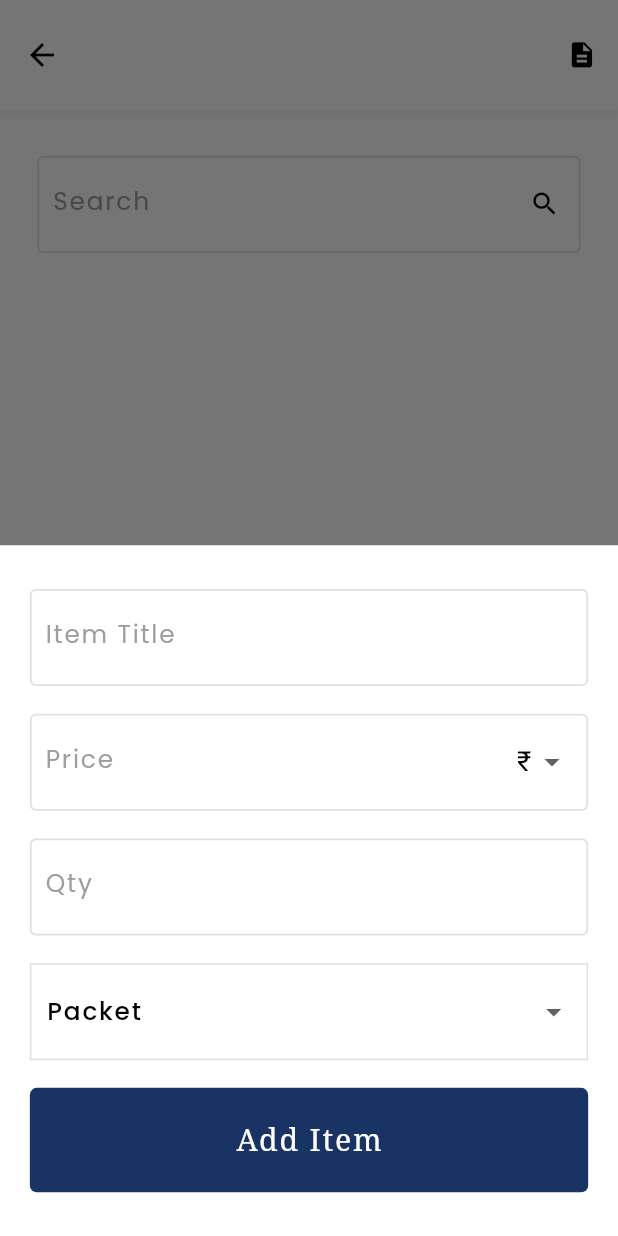
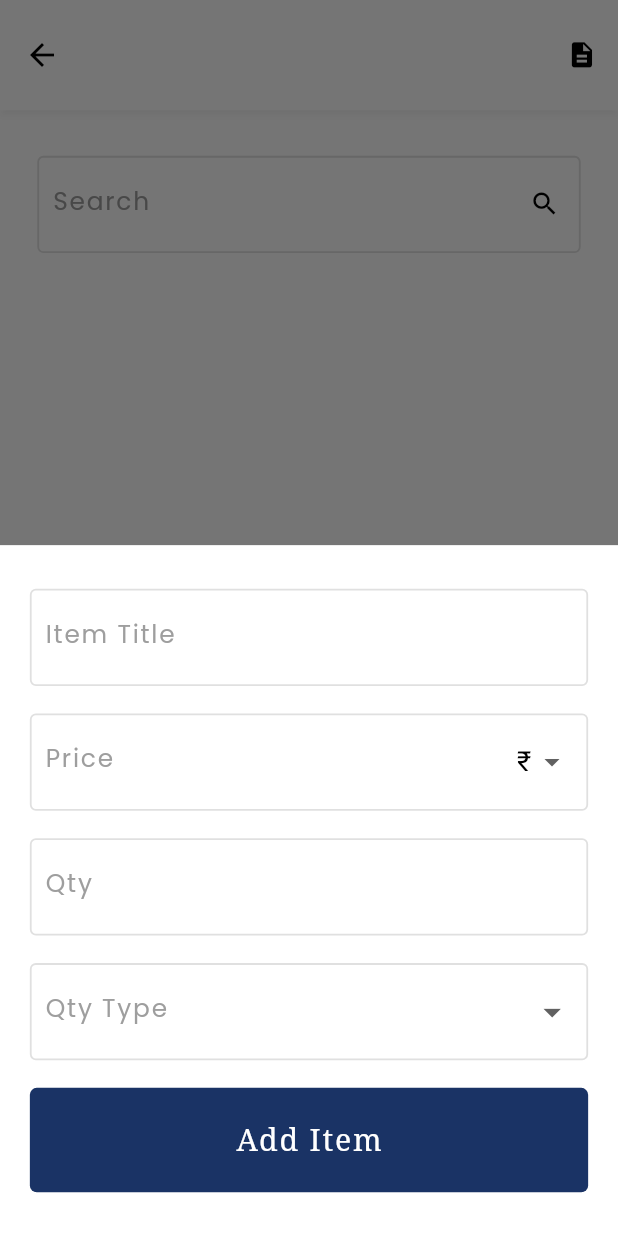
Before and after one commit to Ajaysinh1290/Listly, a Flutter app: the Items screen opened directly with empty values, after a tap on the "add" icon, on a phone screen of 412 x 824 dp. Run offline on Flutter 3.47's test engine with Material 2 defaults, Android fonts, the phone set to English and light mode, and no system bars; our stand-ins replace cloud_firestore, firebase_auth, firebase_core, firebase_storage, flutter_screenutil, flutter_slidable and 6 more; missing offline and left inert: syncfusion_flutter_pdf; accounts and stored records are empty; network calls fail.

Commit message:
Custom Qty type feature Added

```diff
--- a/lib/screens/item/controller/item_controller.dart
+++ b/lib/screens/item/controller/item_controller.dart
@@ -9,8 +9,10 @@ class ItemController extends GetxController {
   TextEditingController titleController = TextEditingController();
   TextEditingController priceController = TextEditingController();
   TextEditingController qtyController = TextEditingController();
+  TextEditingController qtyTypeController = TextEditingController();
   final RxString _currencySymbol = RxString(Constants.currencySymbols.first);
-  final RxString _qtyType = RxString(Constants.qtyTypes.first);
+
+  // final RxString _qtyType = RxString(Constants.qtyTypes.first);
   RxBool isLoading = RxBool(false);
   GlobalKey<FormState> formKey = GlobalKey();
   Item? _item;
@@ -31,7 +33,7 @@ class ItemController extends GetxController {
       priceController.text = item.price.toString();
       qtyController.text = item.qty.toString();
       currencySymbol = item.currencySymbol;
-      qtyType = item.qtyType;
+      qtyTypeController.text = item.qtyType;
     }
   }
 
@@ -39,9 +41,9 @@ class ItemController extends GetxController {
 
   String get currencySymbol => _currencySymbol.value;
 
-  set qtyType(String value) => _qtyType.value = value;
+  // set qtyType(String value) => _qtyType.value = value;
 
-  String get qtyType => _qtyType.value;
+  // String get qtyType => _qtyType.value;
 
   String? validatePrice(value) {
     if (priceController.text.trim().isEmpty) {
@@ -100,7 +102,7 @@ class ItemController extends GetxController {
         currencySymbol: currencySymbol,
         itemId: DateTime.now().millisecondsSinceEpoch.toString(),
         qty: int.parse(qtyController.text),
-        qtyType: qtyType);
+        qtyType: qtyTypeController.text);
     await FirebaseFirestore.instance
         .collection('users')
         .doc(userId)
@@ -116,7 +118,7 @@ class ItemController extends GetxController {
     item!.title = titleController.text;
     item!.price = num.parse(priceController.text);
     item!.qty = int.parse(qtyController.text);
-    item!.qtyType = qtyType;
+    item!.qtyType = qtyTypeController.text;
     item!.currencySymbol = currencySymbol;
     await FirebaseFirestore.instance
         .collection('users')
--- a/lib/screens/item/items.dart
+++ b/lib/screens/item/items.dart
@@ -165,34 +165,28 @@ class Items extends StatelessWidget {
                 SizedBox(
                   height: 20.h,
                 ),
-                Container(
-                  decoration: BoxDecoration(
-                      border:
-                          Border.all(color: Colors.grey.shade300, width: 1)),
-                  child: Padding(
-                    padding:
-                        EdgeInsets.symmetric(horizontal: 10.w, vertical: 8.h),
-                    child: Obx(() {
-                      return DropdownButton(
-                          underline: Container(),
-                          isExpanded: true,
-                          value: itemController.qtyType,
-                          onChanged: (value) {
-                            itemController.qtyType = value.toString();
-                          },
-                          items: Constants.qtyTypes
-                              .map(
-                                (value) => DropdownMenuItem(
-                                    value: value,
-                                    child: Text(value,
-                                        style: Theme.of(context)
-                                            .textTheme
-                                            .headline6)),
-                              )
-                              .toList());
-                    }),
-                  ),
-                ),
+                MyTextField(
+                    labelText: 'Qty Type',
+                    controller: itemController.qtyTypeController,
+                    suffixIcon: PopupMenuButton(
+                      icon: Icon(
+                        Icons.arrow_drop_down,
+                        size: 30.sp,
+                        color: Colors.grey.shade700,
+                      ),
+                      onSelected: (String value) {
+                        itemController.qtyTypeController.text = value;
+                      },
+                      itemBuilder: (BuildContext context) {
+                        return Constants.qtyTypes
+                            .map<PopupMenuItem<String>>((value) {
+                          return PopupMenuItem(
+                              child: Text(value,
+                                  style: Theme.of(context).textTheme.headline6),
+                              value: value);
+                        }).toList();
+                      },
+                    )),
                 SizedBox(
                   height: 20.h,
                 ),
--- a/lib/utils/constants/constants.dart
+++ b/lib/utils/constants/constants.dart
@@ -11,6 +11,7 @@ class Constants {
   static const List qtyTypes = [
     'Packet',
     'Bundle',
+    'Bunch',
     'Box',
     'Carton',
     'Kilogram',
```
